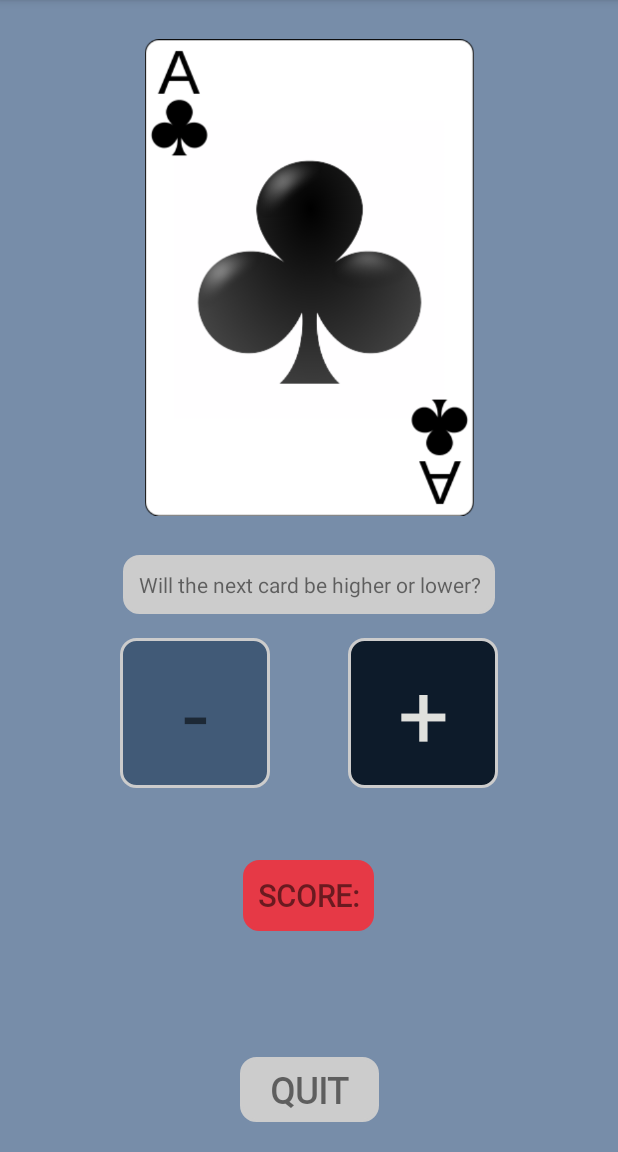
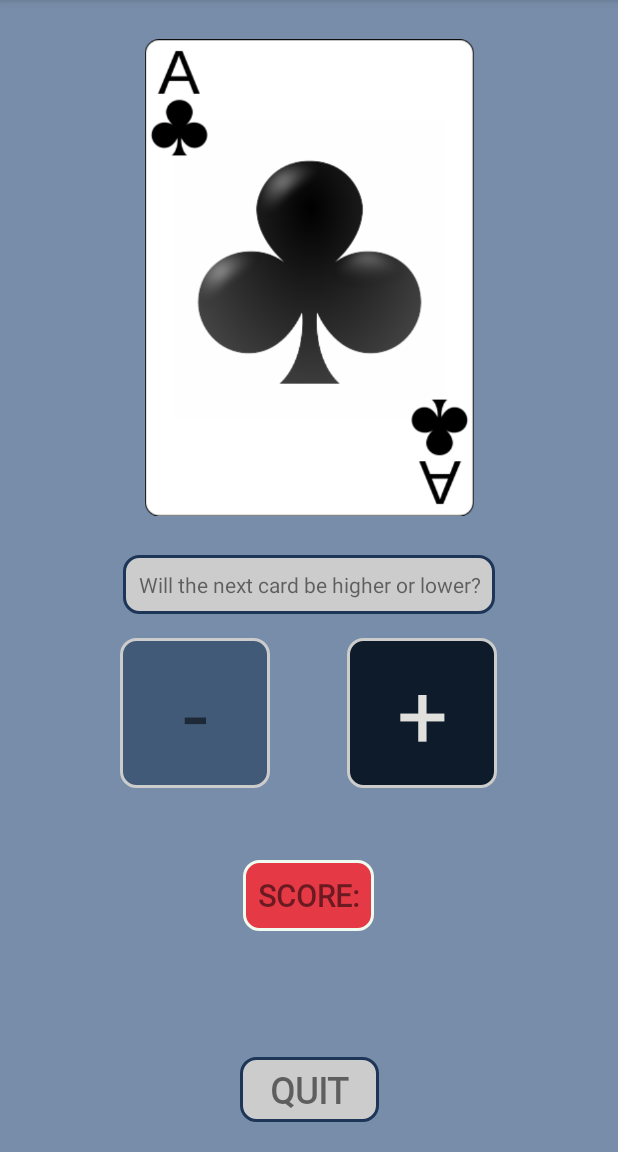
Before and after one commit to braindome/CardGuess, an Android app: the GameActivity screen opened directly, with no data from a screen before it, on a phone screen of 412 x 824 dp, the part 84-1236 px from its top. Run offline under Robolectric (Android 15) with nearby library versions, the phone set to English and light mode, and no system bars.

Commit message:
Some fixes

```diff
--- a/app/src/main/res/drawable/rounded_corner_red.xml
+++ b/app/src/main/res/drawable/rounded_corner_red.xml
@@ -7,7 +7,7 @@
     <corners android:radius="10dp" />
 
     <!-- This is the border color -->
-    <stroke android:width="2dp" android:color="#e63946" />
+    <stroke android:width="2dp" android:color="#F1FAEE" />
 
     <!--- This is the background color -->
     <solid android:color="#e63946" />
--- a/app/src/main/res/drawable/rounded_corner_view.xml
+++ b/app/src/main/res/drawable/rounded_corner_view.xml
@@ -7,7 +7,7 @@
     <corners android:radius="10dp" />
 
     <!-- This is the border color -->
-    <stroke android:width="2dp" android:color="#ccc" />
+    <stroke android:width="2dp" android:color="#1D3557" />
 
     <!--- This is the background color -->
     <solid android:color="#ccc" />
--- a/app/src/main/res/layout/activity_game.xml
+++ b/app/src/main/res/layout/activity_game.xml
@@ -86,6 +86,7 @@
         android:id="@+id/plusButtonView"
         android:layout_width="100dp"
         android:layout_height="100dp"
+        android:layout_marginStart="50dp"
         android:layout_marginTop="16dp"
         android:layout_marginEnd="80dp"
         android:background="@drawable/rounded_corner_dark"
@@ -95,5 +96,6 @@
         android:textColor="#E0E1DD"
         android:textSize="60sp"
         app:layout_constraintEnd_toEndOf="parent"
+        app:layout_constraintStart_toEndOf="@+id/minusButtonView"
         app:layout_constraintTop_toBottomOf="@+id/gameTextView" />
 </androidx.constraintlayout.widget.ConstraintLayout>
--- a/build.gradle
+++ b/build.gradle
@@ -1,6 +1,6 @@
 // Top-level build file where you can add configuration options common to all sub-projects/modules.
 plugins {
-    id 'com.android.application' version '7.3.0' apply false
-    id 'com.android.library' version '7.3.0' apply false
+    id 'com.android.application' version '7.3.1' apply false
+    id 'com.android.library' version '7.3.1' apply false
     id 'org.jetbrains.kotlin.android' version '1.7.10' apply false
 }
```
